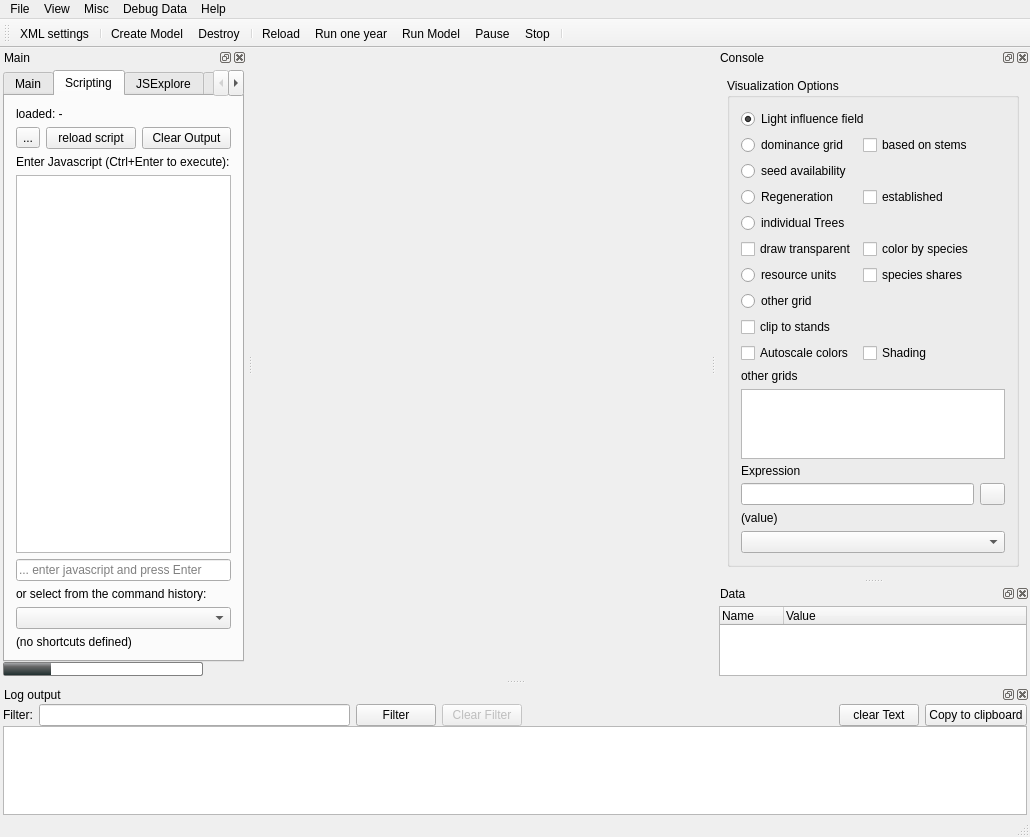
This is src/iland/mainwindow.ui in edfm-tum/iland-model as Qt 5 draws it before an edit. The edited form follows.
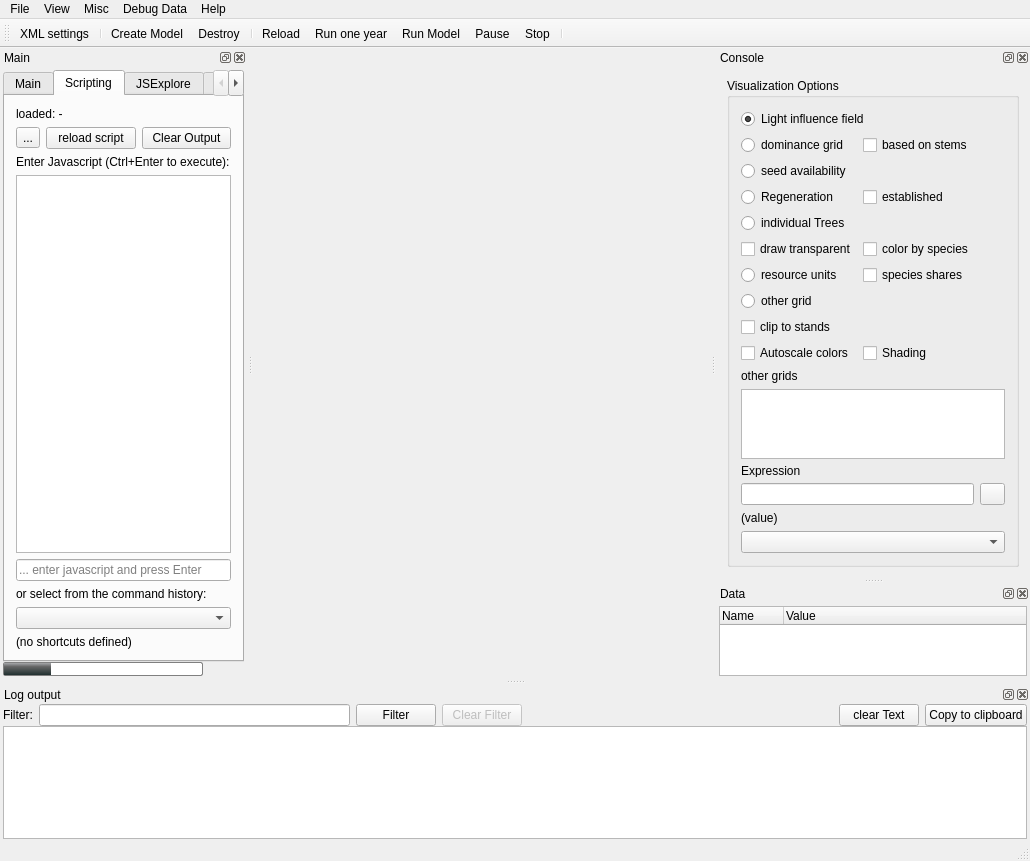
This is the edited form. Icons and pictures are not drawn. Custom widgets are drawn as their Qt base class.

```diff
--- a/src/iland/mainwindow.ui
+++ b/src/iland/mainwindow.ui
@@ -7,7 +7,7 @@
     <x>0</x>
     <y>0</y>
     <width>1030</width>
-    <height>837</height>
+    <height>861</height>
    </rect>
   </property>
   <property name="windowTitle">
```
Left out of the diff: 5 changed lines with no effect on the pictures.
